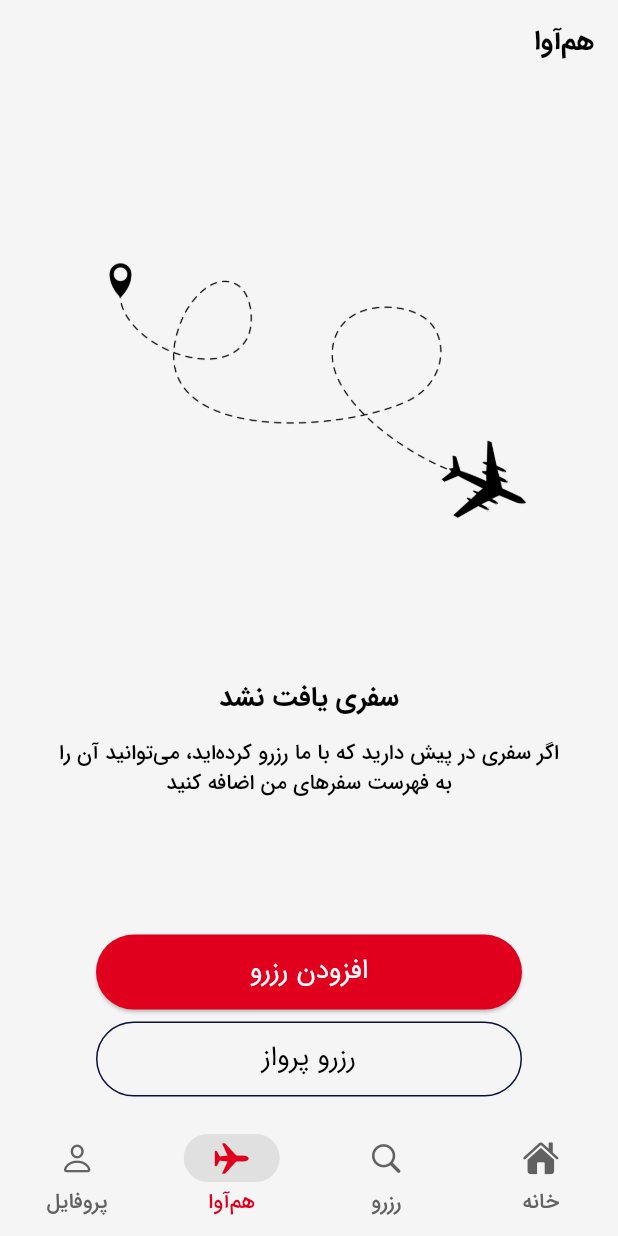
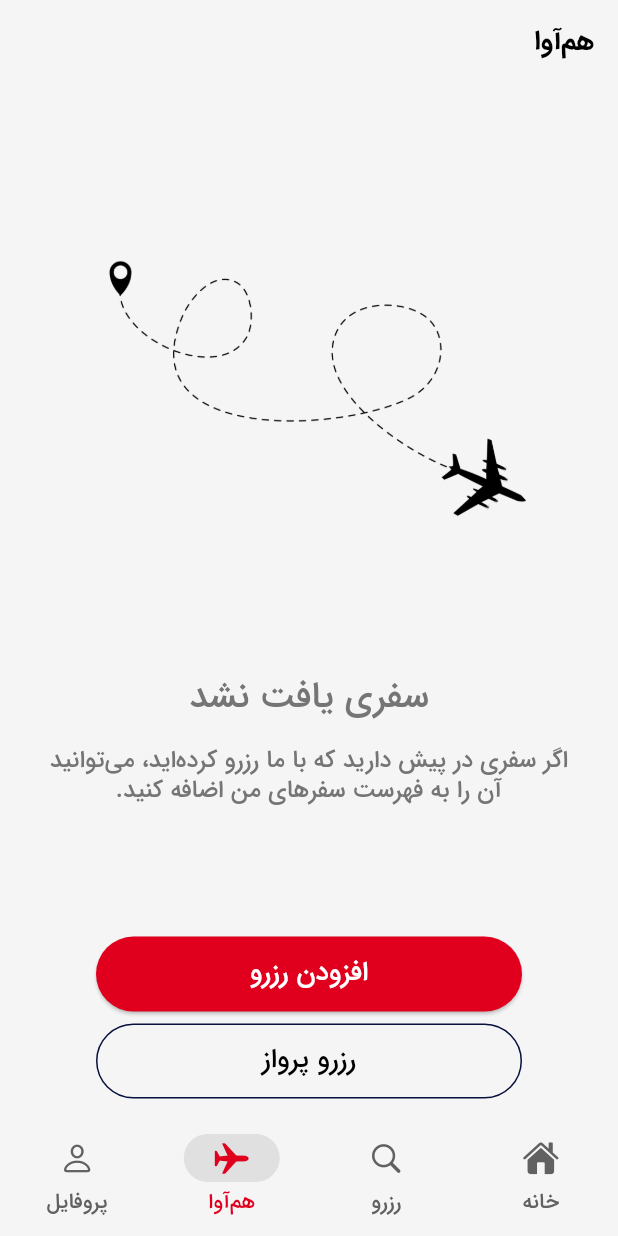
Before and after one commit to AmirhosseinSoleimani/ava_airline, a Flutter app: the screen it shows after launch, item 3 of the bottom bar chosen, on a phone screen of 412 x 824 dp. Run offline on Flutter 3.47's test engine with Material 3 defaults, Android fonts, the light colour scheme and no system bars; our stand-ins replace carousel_slider, equatable, flutter_bloc, flutter_map, flutter_spinkit, flutter_svg and 7 more; missing offline and left inert: persian_datetime_picker; generated files the repository leaves out were written again.

Commit message:
hamava redesign

```diff
--- a/lib/l10n/app_fa.arb
+++ b/lib/l10n/app_fa.arb
@@ -46,7 +46,7 @@
   "search": "جستجو",
   "flight": "پرواز",
   "noTrips": "سفری یافت نشد",
-  "noTripsDescription": "اگر سفری در پیش دارید که با ما رزرو کرده\u200Cاید، می\u200Cتوانید آن را به فهرست سفرهای من اضافه کنید",
+  "noTripsDescription": "اگر سفری در پیش دارید که با ما رزرو کرده\u200Cاید، می\u200Cتوانید آن را به فهرست سفرهای من اضافه کنید.",
   "bookFlight": "رزرو پرواز",
   "addBooking": "افزودن رزرو"
 }
--- a/lib/src/features/book_flight/presentation/pages/mobile/book_flight_page_mobile.dart
+++ b/lib/src/features/book_flight/presentation/pages/mobile/book_flight_page_mobile.dart
@@ -75,7 +75,7 @@ class _BookFlightPageMobileState extends State<BookFlightPageMobile>
                       child: Text(
                         localization.search,
                         style: Theme.of(context).textTheme.titleSmall!.copyWith(
-                            color: Theme.of(context).colorScheme.onPrimary),
+                            color: Theme.of(context).colorScheme.onPrimary,fontWeight: FontWeight.w500),
                       ),
                       onPressed: () {},
                     ),
--- a/lib/src/features/my_trips/presentation/pages/my_trips_page.dart
+++ b/lib/src/features/my_trips/presentation/pages/my_trips_page.dart
@@ -29,10 +29,10 @@ class MyTripsPage extends StatelessWidget {
             Column(
               children: [
                 Text(localization.noTrips,
-                    style: Theme.of(context).textTheme.titleLarge),
+                    style: Theme.of(context).textTheme.headlineMedium!.copyWith(color: Colors.grey[600])),
                 const SizedBox(height: 16),
                 Text(localization.noTripsDescription,
-                    style: Theme.of(context).textTheme.bodyMedium,
+                    style: Theme.of(context).textTheme.displaySmall!.copyWith(fontWeight: FontWeight.w500,color: Colors.grey[600]),
                 textAlign: TextAlign.center,),
               ],
             ),
@@ -50,7 +50,7 @@ class MyTripsPage extends StatelessWidget {
                     child: Text(
                       localization.addBooking,
                       style: Theme.of(context).textTheme.titleSmall!.copyWith(
-                          color: Theme.of(context).colorScheme.onPrimary),
+                          color: Theme.of(context).colorScheme.onPrimary,fontWeight: FontWeight.w500),
                     ),
                     onPressed: () {},
                   ),
@@ -75,7 +75,7 @@ class MyTripsPage extends StatelessWidget {
                   child: Text(
                     localization.bookFlight,
                     style: Theme.of(context).textTheme.titleSmall!.copyWith(
-                        color: Theme.of(context).colorScheme.onSurface),
+                        color: Theme.of(context).colorScheme.onSurface,fontWeight: FontWeight.w500),
                   ),
                   onPressed: () => context.go('/book-page'),
                 ),
```
Also changed, not shown: pubspec.lock (added).
